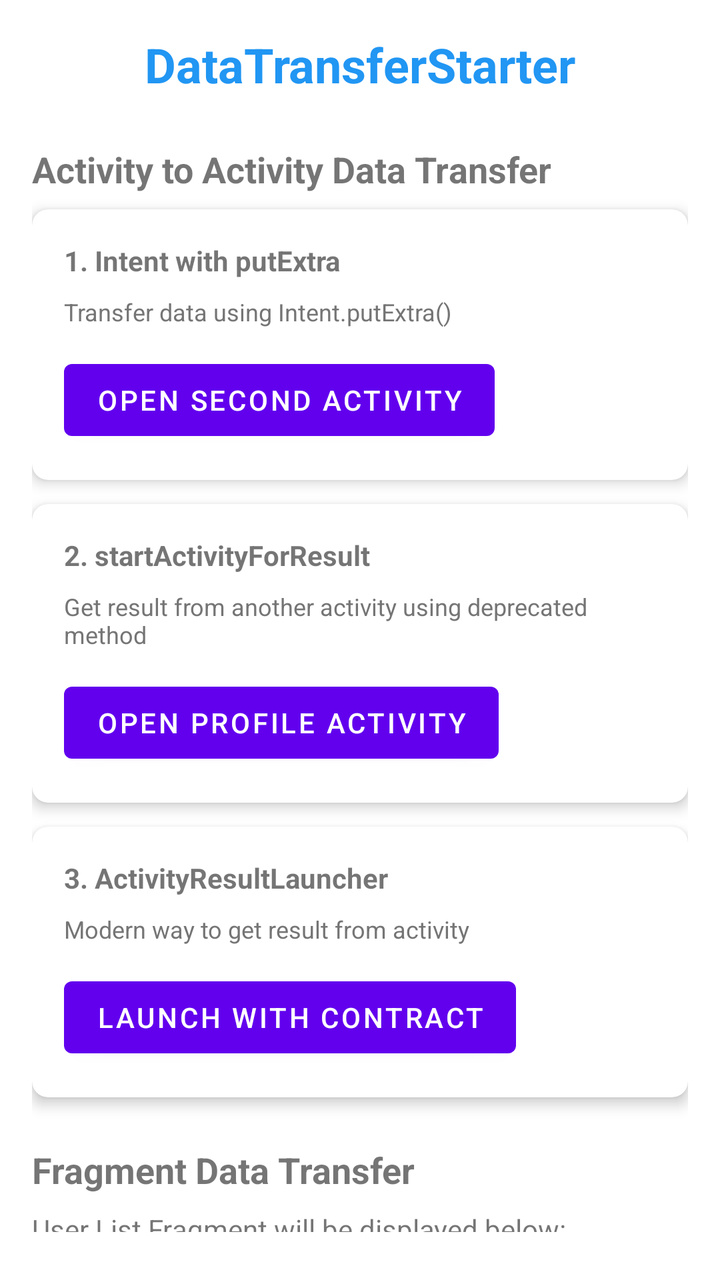
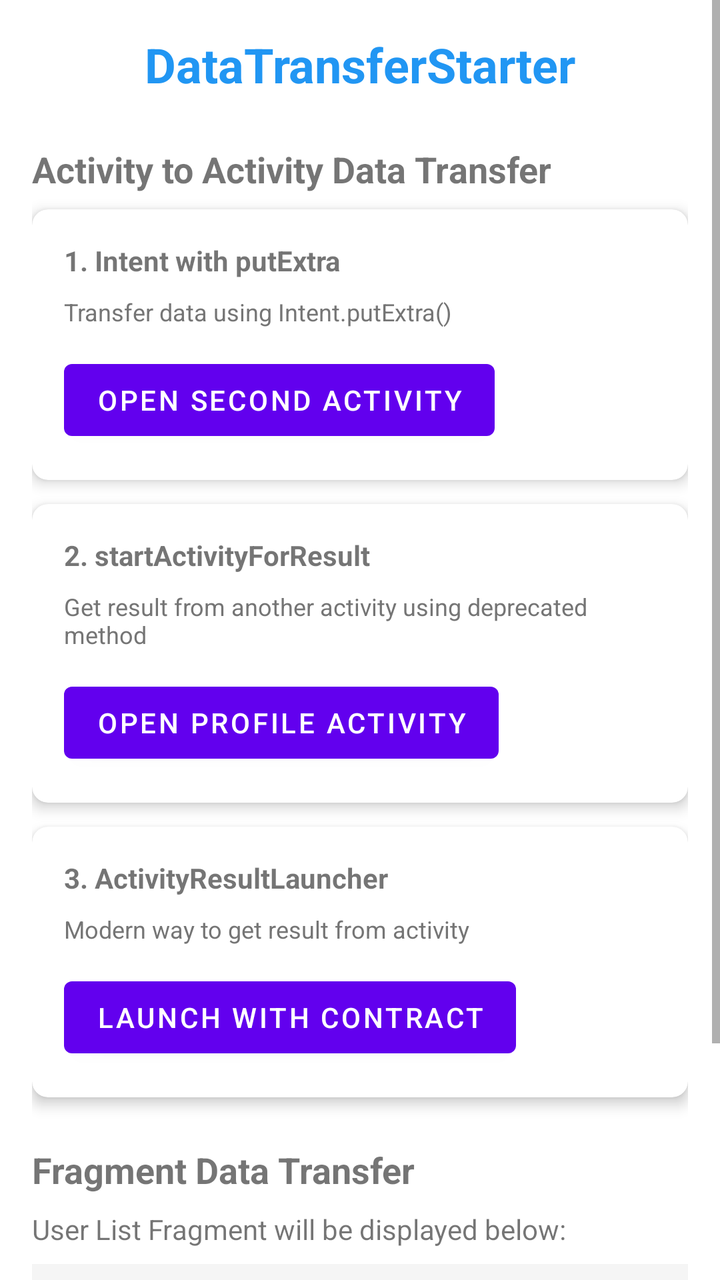

Screens rendered from an Android XML layout before and after an edit, with the pre-edit source and the edit as a unified diff.
<!-- AndroidManifest.xml: application theme Theme.DataTransferStarter -->
<!-- res/layout/activity_main.xml -->
<?xml version="1.0" encoding="utf-8"?>
<LinearLayout xmlns:android="http://schemas.android.com/apk/res/android"
    xmlns:app="http://schemas.android.com/apk/res-auto"
    xmlns:tools="http://schemas.android.com/tools"
    android:layout_width="match_parent"
    android:layout_height="match_parent"
    android:orientation="vertical"
    android:id="@+id/main"
    android:padding="16dp"
    tools:context=".MainActivity">

    
    <TextView
        android:layout_width="match_parent"
        android:layout_height="wrap_content"
        android:text="@string/app_name"
        android:textSize="24sp"
        android:textStyle="bold"
        android:gravity="center"
        android:layout_marginBottom="24dp"
        android:textColor="@color/primary_color" />

    
    <TextView
        android:layout_width="match_parent"
        android:layout_height="wrap_content"
        android:text="Activity to Activity Data Transfer"
        android:textSize="18sp"
        android:textStyle="bold"
        android:layout_marginBottom="8dp" />

    
    <androidx.cardview.widget.CardView
        android:layout_width="match_parent"
        android:layout_height="wrap_content"
        android:layout_marginBottom="12dp"
        app:cardCornerRadius="8dp"
        app:cardElevation="4dp">

        <LinearLayout
            android:layout_width="match_parent"
            android:layout_height="wrap_content"
            android:orientation="vertical"
            android:padding="16dp">

            <TextView
                android:layout_width="match_parent"
                android:layout_height="wrap_content"
                android:text="1. Intent with putExtra"
                android:textStyle="bold"
                android:layout_marginBottom="8dp" />

            <TextView
                android:layout_width="match_parent"
                android:layout_height="wrap_content"
                android:text="Transfer data using Intent.putExtra()"
                android:textSize="12sp"
                android:layout_marginBottom="12dp"
                android:textColor="@color/gray" />

            <Button
                android:id="@+id/btn_go_to_second"
                android:layout_width="wrap_content"
                android:layout_height="wrap_content"
                android:text="Open Second Activity" />

        </LinearLayout>
    </androidx.cardview.widget.CardView>

    
    <androidx.cardview.widget.CardView
        android:layout_width="match_parent"
        android:layout_height="wrap_content"
        android:layout_marginBottom="12dp"
        app:cardCornerRadius="8dp"
        app:cardElevation="4dp">

        <LinearLayout
            android:layout_width="match_parent"
            android:layout_height="wrap_content"
            android:orientation="vertical"
            android:padding="16dp">

            <TextView
                android:layout_width="match_parent"
                android:layout_height="wrap_content"
                android:text="2. startActivityForResult"
                android:textStyle="bold"
                android:layout_marginBottom="8dp" />

            <TextView
                android:layout_width="match_parent"
                android:layout_height="wrap_content"
                android:text="Get result from another activity using deprecated method"
                android:textSize="12sp"
                android:layout_marginBottom="12dp"
                android:textColor="@color/gray" />

            <Button
                android:id="@+id/btn_open_profile"
                android:layout_width="wrap_content"
                android:layout_height="wrap_content"
                android:text="Open Profile Activity" />

        </LinearLayout>
    </androidx.cardview.widget.CardView>

    
    <androidx.cardview.widget.CardView
        android:layout_width="match_parent"
        android:layout_height="wrap_content"
        android:layout_marginBottom="24dp"
        app:cardCornerRadius="8dp"
        app:cardElevation="4dp">

        <LinearLayout
            android:layout_width="match_parent"
            android:layout_height="wrap_content"
            android:orientation="vertical"
            android:padding="16dp">

            <TextView
                android:layout_width="match_parent"
                android:layout_height="wrap_content"
                android:text="3. ActivityResultLauncher"
                android:textStyle="bold"
                android:layout_marginBottom="8dp" />

            <TextView
                android:layout_width="match_parent"
                android:layout_height="wrap_content"
                android:text="Modern way to get result from activity"
                android:textSize="12sp"
                android:layout_marginBottom="12dp"
                android:textColor="@color/gray" />

            <Button
                android:id="@+id/btn_launch_with_contract"
                android:layout_width="wrap_content"
                android:layout_height="wrap_content"
                android:text="Launch with Contract" />

        </LinearLayout>
    </androidx.cardview.widget.CardView>

    
    <TextView
        android:layout_width="match_parent"
        android:layout_height="wrap_content"
        android:text="Fragment Data Transfer"
        android:textSize="18sp"
        android:textStyle="bold"
        android:layout_marginBottom="8dp" />

    <TextView
        android:layout_width="match_parent"
        android:layout_height="wrap_content"
        android:text="User List Fragment will be displayed below:"
        android:textSize="14sp"
        android:layout_marginBottom="8dp" />

    
    <FrameLayout
        android:id="@+id/fragment_container"
        android:layout_width="match_parent"
        android:layout_height="300dp"
        android:background="@color/light_gray"
        android:padding="8dp" />

    
    <androidx.cardview.widget.CardView
        android:layout_width="match_parent"
        android:layout_height="wrap_content"
        android:layout_marginTop="16dp"
        app:cardCornerRadius="8dp"
        app:cardElevation="4dp">

        <LinearLayout
            android:layout_width="match_parent"
            android:layout_height="wrap_content"
            android:orientation="vertical"
            android:padding="16dp">

            <TextView
                android:layout_width="match_parent"
                android:layout_height="wrap_content"
                android:text="Current Received Data"
                android:textStyle="bold"
                android:layout_marginBottom="8dp" />

            <LinearLayout
                android:layout_width="match_parent"
                android:layout_height="wrap_content"
                android:orientation="horizontal">

                <TextView
                    android:layout_width="0dp"
                    android:layout_height="wrap_content"
                    android:layout_weight="1"
                    android:text="From Profile:"
                    android:textStyle="bold" />

                <TextView
                    android:id="@+id/tv_profile_result"
                    android:layout_width="0dp"
                    android:layout_height="wrap_content"
                    android:layout_weight="2"
                    android:text="No data"
                    android:textColor="@color/gray" />

            </LinearLayout>

            <LinearLayout
                android:layout_width="match_parent"
                android:layout_height="wrap_content"
                android:orientation="horizontal"
                android:layout_marginTop="8dp">

                <TextView
                    android:layout_width="0dp"
                    android:layout_height="wrap_content"
                    android:layout_weight="1"
                    android:text="From Contract:"
                    android:textStyle="bold" />

                <TextView
                    android:id="@+id/tv_contract_result"
                    android:layout_width="0dp"
                    android:layout_height="wrap_content"
                    android:layout_weight="2"
                    android:text="No data"
                    android:textColor="@color/gray" />

            </LinearLayout>

        </LinearLayout>
    </androidx.cardview.widget.CardView>

</LinearLayout>
<!-- resources referenced by this layout -->
<resources>
  <color name="gray">#757575</color>
  <color name="light_gray">#F5F5F5</color>
  <color name="primary_color">#2196F3</color>
  <string name="app_name">DataTransferStarter</string>
  <style name="Theme.DataTransferStarter" parent="Theme.MaterialComponents.DayNight.DarkActionBar">
          
          <item name="colorPrimary">@color/purple_500</item>
          <item name="colorPrimaryVariant">@color/purple_700</item>
          <item name="colorOnPrimary">@color/white</item>
          
          <item name="colorSecondary">@color/teal_200</item>
          <item name="colorSecondaryVariant">@color/teal_700</item>
          <item name="colorOnSecondary">@color/black</item>
          
          <item name="android:statusBarColor">?attr/colorPrimaryVariant</item>
          
      </style>
  <color name="purple_500">#FF6200EE</color>
  <color name="purple_700">#FF3700B3</color>
  <color name="white">#FFFFFFFF</color>
  <color name="teal_200">#FF03DAC5</color>
  <color name="teal_700">#FF018786</color>
  <color name="black">#FF000000</color>
</resources>

<!-- the commit's change to res/layout/activity_main.xml (unified diff, before → after) -->
@@ -1,239 +1,246 @@
 <?xml version="1.0" encoding="utf-8"?>
-<LinearLayout xmlns:android="http://schemas.android.com/apk/res/android"
+<ScrollView
+
+    xmlns:android="http://schemas.android.com/apk/res/android"
     xmlns:app="http://schemas.android.com/apk/res-auto"
     xmlns:tools="http://schemas.android.com/tools"
     android:layout_width="match_parent"
     android:layout_height="match_parent"
-    android:orientation="vertical"
-    android:id="@+id/main"
-    android:padding="16dp"
     tools:context=".MainActivity">
-
-    
-    <TextView
+    <LinearLayout
         android:layout_width="match_parent"
-        android:layout_height="wrap_content"
-        android:text="@string/app_name"
-        android:textSize="24sp"
-        android:textStyle="bold"
-        android:gravity="center"
-        android:layout_marginBottom="24dp"
-        android:textColor="@color/primary_color" />
-
-    
-    <TextView
-        android:layout_width="match_parent"
-        android:layout_height="wrap_content"
-        android:text="Activity to Activity Data Transfer"
-        android:textSize="18sp"
-        android:textStyle="bold"
-        android:layout_marginBottom="8dp" />
-
-    
-    <androidx.cardview.widget.CardView
-        android:layout_width="match_parent"
-        android:layout_height="wrap_content"
-        android:layout_marginBottom="12dp"
-        app:cardCornerRadius="8dp"
-        app:cardElevation="4dp">
-
-        <LinearLayout
-            android:layout_width="match_parent"
-            android:layout_height="wrap_content"
-            android:orientation="vertical"
-            android:padding="16dp">
-
-            <TextView
-                android:layout_width="match_parent"
-                android:layout_height="wrap_content"
-                android:text="1. Intent with putExtra"
-                android:textStyle="bold"
-                android:layout_marginBottom="8dp" />
-
-            <TextView
-                android:layout_width="match_parent"
-                android:layout_height="wrap_content"
-                android:text="Transfer data using Intent.putExtra()"
-                android:textSize="12sp"
-                android:layout_marginBottom="12dp"
-                android:textColor="@color/gray" />
-
-            <Button
-                android:id="@+id/btn_go_to_second"
-                android:layout_width="wrap_content"
-                android:layout_height="wrap_content"
-                android:text="Open Second Activity" />
-
-        </LinearLayout>
-    </androidx.cardview.widget.CardView>
-
-    
-    <androidx.cardview.widget.CardView
-        android:layout_width="match_parent"
-        android:layout_height="wrap_content"
-        android:layout_marginBottom="12dp"
-        app:cardCornerRadius="8dp"
-        app:cardElevation="4dp">
-
-        <LinearLayout
-            android:layout_width="match_parent"
-            android:layout_height="wrap_content"
-            android:orientation="vertical"
-            android:padding="16dp">
-
-            <TextView
-                android:layout_width="match_parent"
-                android:layout_height="wrap_content"
-                android:text="2. startActivityForResult"
-                android:textStyle="bold"
-                android:layout_marginBottom="8dp" />
-
-            <TextView
-                android:layout_width="match_parent"
-                android:layout_height="wrap_content"
-                android:text="Get result from another activity using deprecated method"
-                android:textSize="12sp"
-                android:layout_marginBottom="12dp"
-                android:textColor="@color/gray" />
-
-            <Button
-                android:id="@+id/btn_open_profile"
-                android:layout_width="wrap_content"
-                android:layout_height="wrap_content"
-                android:text="Open Profile Activity" />
-
-        </LinearLayout>
-    </androidx.cardview.widget.CardView>
-
-    
-    <androidx.cardview.widget.CardView
-        android:layout_width="match_parent"
-        android:layout_height="wrap_content"
-        android:layout_marginBottom="24dp"
-        app:cardCornerRadius="8dp"
-        app:cardElevation="4dp">
-
-        <LinearLayout
-            android:layout_width="match_parent"
-            android:layout_height="wrap_content"
-            android:orientation="vertical"
-            android:padding="16dp">
-
-            <TextView
-                android:layout_width="match_parent"
-                android:layout_height="wrap_content"
-                android:text="3. ActivityResultLauncher"
-                android:textStyle="bold"
-                android:layout_marginBottom="8dp" />
-
-            <TextView
-                android:layout_width="match_parent"
-                android:layout_height="wrap_content"
-                android:text="Modern way to get result from activity"
-                android:textSize="12sp"
-                android:layout_marginBottom="12dp"
-                android:textColor="@color/gray" />
-
-            <Button
-                android:id="@+id/btn_launch_with_contract"
-                android:layout_width="wrap_content"
-                android:layout_height="wrap_content"
-                android:text="Launch with Contract" />
-
-        </LinearLayout>
-    </androidx.cardview.widget.CardView>
-
-    
-    <TextView
-        android:layout_width="match_parent"
-        android:layout_height="wrap_content"
-        android:text="Fragment Data Transfer"
-        android:textSize="18sp"
-        android:textStyle="bold"
-        android:layout_marginBottom="8dp" />
-
-    <TextView
-        android:layout_width="match_parent"
-        android:layout_height="wrap_content"
-        android:text="User List Fragment will be displayed below:"
-        android:textSize="14sp"
-        android:layout_marginBottom="8dp" />
-
-    
-    <FrameLayout
-        android:id="@+id/fragment_container"
-        android:layout_width="match_parent"
-        android:layout_height="300dp"
-        android:background="@color/light_gray"
-        android:padding="8dp" />
-
-    
-    <androidx.cardview.widget.CardView
-        android:layout_width="match_parent"
-        android:layout_height="wrap_content"
-        android:layout_marginTop="16dp"
-        app:cardCornerRadius="8dp"
-        app:cardElevation="4dp">
-
-        <LinearLayout
-            android:layout_width="match_parent"
-            android:layout_height="wrap_content"
-            android:orientation="vertical"
-            android:padding="16dp">
-
-            <TextView
-                android:layout_width="match_parent"
-                android:layout_height="wrap_content"
-                android:text="Current Received Data"
-                android:textStyle="bold"
-                android:layout_marginBottom="8dp" />
-
-            <LinearLayout
-                android:layout_width="match_parent"
-                android:layout_height="wrap_content"
-                android:orientation="horizontal">
-
-                <TextView
-                    android:layout_width="0dp"
-                    android:layout_height="wrap_content"
-                    android:layout_weight="1"
-                    android:text="From Profile:"
-                    android:textStyle="bold" />
-
-                <TextView
-                    android:id="@+id/tv_profile_result"
-                    android:layout_width="0dp"
-                    android:layout_height="wrap_content"
-                    android:layout_weight="2"
-                    android:text="No data"
+        android:layout_height="match_parent"
+        android:orientation="vertical"
+        android:id="@+id/main"
+        android:padding="16dp"
+        >
+
+        
+        <TextView
+            android:layout_width="match_parent"
+            android:layout_height="wrap_content"
+            android:text="@string/app_name"
+            android:textSize="24sp"
+            android:textStyle="bold"
+            android:gravity="center"
+            android:layout_marginBottom="24dp"
+            android:textColor="@color/primary_color" />
+
+        
+        <TextView
+            android:layout_width="match_parent"
+            android:layout_height="wrap_content"
+            android:text="Activity to Activity Data Transfer"
+            android:textSize="18sp"
+            android:textStyle="bold"
+            android:layout_marginBottom="8dp" />
+
+        
+        <androidx.cardview.widget.CardView
+            android:layout_width="match_parent"
+            android:layout_height="wrap_content"
+            android:layout_marginBottom="12dp"
+            app:cardCornerRadius="8dp"
+            app:cardElevation="4dp">
+
+            <LinearLayout
+                android:layout_width="match_parent"
+                android:layout_height="wrap_content"
+                android:orientation="vertical"
+                android:padding="16dp">
+
+                <TextView
+                    android:layout_width="match_parent"
+                    android:layout_height="wrap_content"
+                    android:text="1. Intent with putExtra"
+                    android:textStyle="bold"
+                    android:layout_marginBottom="8dp" />
+
+                <TextView
+                    android:layout_width="match_parent"
+                    android:layout_height="wrap_content"
+                    android:text="Transfer data using Intent.putExtra()"
+                    android:textSize="12sp"
+                    android:layout_marginBottom="12dp"
                     android:textColor="@color/gray" />
 
-            </LinearLayout>
-
-            <LinearLayout
-                android:layout_width="match_parent"
-                android:layout_height="wrap_content"
-                android:orientation="horizontal"
-                android:layout_marginTop="8dp">
-
-                <TextView
-                    android:layout_width="0dp"
-                    android:layout_height="wrap_content"
-                    android:layout_weight="1"
-                    android:text="From Contract:"
-                    android:textStyle="bold" />
-
-                <TextView
-                    android:id="@+id/tv_contract_result"
-                    android:layout_width="0dp"
-                    android:layout_height="wrap_content"
-                    android:layout_weight="2"
-                    android:text="No data"
+                <Button
+                    android:id="@+id/btn_go_to_second"
+                    android:layout_width="wrap_content"
+                    android:layout_height="wrap_content"
+                    android:text="Open Second Activity" />
+
+            </LinearLayout>
+        </androidx.cardview.widget.CardView>
+
+        
+        <androidx.cardview.widget.CardView
+            android:layout_width="match_parent"
+            android:layout_height="wrap_content"
+            android:layout_marginBottom="12dp"
+            app:cardCornerRadius="8dp"
+            app:cardElevation="4dp">
+
+            <LinearLayout
+                android:layout_width="match_parent"
+                android:layout_height="wrap_content"
+                android:orientation="vertical"
+                android:padding="16dp">
+
+                <TextView
+                    android:layout_width="match_parent"
+                    android:layout_height="wrap_content"
+                    android:text="2. startActivityForResult"
+                    android:textStyle="bold"
+                    android:layout_marginBottom="8dp" />
+
+                <TextView
+                    android:layout_width="match_parent"
+                    android:layout_height="wrap_content"
+                    android:text="Get result from another activity using deprecated method"
+                    android:textSize="12sp"
+                    android:layout_marginBottom="12dp"
                     android:textColor="@color/gray" />
 
-            </LinearLayout>
-
-        </LinearLayout>
-    </androidx.cardview.widget.CardView>
-
-</LinearLayout>
+                <Button
+                    android:id="@+id/btn_open_profile"
+                    android:layout_width="wrap_content"
+                    android:layout_height="wrap_content"
+                    android:text="Open Profile Activity" />
+
+            </LinearLayout>
+        </androidx.cardview.widget.CardView>
+
+        
+        <androidx.cardview.widget.CardView
+            android:layout_width="match_parent"
+            android:layout_height="wrap_content"
+            android:layout_marginBottom="24dp"
+            app:cardCornerRadius="8dp"
+            app:cardElevation="4dp">
+
+            <LinearLayout
+                android:layout_width="match_parent"
+                android:layout_height="wrap_content"
+                android:orientation="vertical"
+                android:padding="16dp">
+
+                <TextView
+                    android:layout_width="match_parent"
+                    android:layout_height="wrap_content"
+                    android:text="3. ActivityResultLauncher"
+                    android:textStyle="bold"
+                    android:layout_marginBottom="8dp" />
+
+                <TextView
+                    android:layout_width="match_parent"
+                    android:layout_height="wrap_content"
+                    android:text="Modern way to get result from activity"
+                    android:textSize="12sp"
+                    android:layout_marginBottom="12dp"
+                    android:textColor="@color/gray" />
+
+                <Button
+                    android:id="@+id/btn_launch_with_contract"
+                    android:layout_width="wrap_content"
+                    android:layout_height="wrap_content"
+                    android:text="Launch with Contract" />
+
+            </LinearLayout>
+        </androidx.cardview.widget.CardView>
+
+        
+        <TextView
+            android:layout_width="match_parent"
+            android:layout_height="wrap_content"
+            android:text="Fragment Data Transfer"
+            android:textSize="18sp"
+            android:textStyle="bold"
+            android:layout_marginBottom="8dp" />
+
+        <TextView
+            android:layout_width="match_parent"
+            android:layout_height="wrap_content"
+            android:text="User List Fragment will be displayed below:"
+            android:textSize="14sp"
+            android:layout_marginBottom="8dp" />
+
+        
+        <FrameLayout
+            android:id="@+id/fragment_container"
+            android:layout_width="match_parent"
+            android:layout_height="wrap_content"
+            android:background="@color/light_gray"
+            android:padding="8dp" />
+
+        
+        <androidx.cardview.widget.CardView
+            android:layout_width="match_parent"
+            android:layout_height="wrap_content"
+            android:layout_marginTop="16dp"
+            app:cardCornerRadius="8dp"
+            app:cardElevation="4dp">
+
+            <LinearLayout
+                android:layout_width="match_parent"
+                android:layout_height="wrap_content"
+                android:orientation="vertical"
+                android:padding="16dp">
+
+                <TextView
+                    android:layout_width="match_parent"
+                    android:layout_height="wrap_content"
+                    android:text="Current Received Data"
+                    android:textStyle="bold"
+                    android:layout_marginBottom="8dp" />
+
+                <LinearLayout
+                    android:layout_width="match_parent"
+                    android:layout_height="wrap_content"
+                    android:orientation="horizontal">
+
+                    <TextView
+                        android:layout_width="0dp"
+                        android:layout_height="wrap_content"
+                        android:layout_weight="1"
+                        android:text="From Profile:"
+                        android:textStyle="bold" />
+
+                    <TextView
+                        android:id="@+id/tv_profile_result"
+                        android:layout_width="0dp"
+                        android:layout_height="wrap_content"
+                        android:layout_weight="2"
+                        android:text="No data"
+                        android:textColor="@color/gray" />
+
+                </LinearLayout>
+
+                <LinearLayout
+                    android:layout_width="match_parent"
+                    android:layout_height="wrap_content"
+                    android:orientation="horizontal"
+                    android:layout_marginTop="8dp">
+
+                    <TextView
+                        android:layout_width="0dp"
+                        android:layout_height="wrap_content"
+                        android:layout_weight="1"
+                        android:text="From Contract:"
+                        android:textStyle="bold" />
+
+                    <TextView
+                        android:id="@+id/tv_contract_result"
+                        android:layout_width="0dp"
+                        android:layout_height="wrap_content"
+                        android:layout_weight="2"
+                        android:text="No data"
+                        android:textColor="@color/gray" />
+
+                </LinearLayout>
+
+            </LinearLayout>
+        </androidx.cardview.widget.CardView>
+
+    </LinearLayout>
+</ScrollView>
<!-- resource entries referenced after the edit -->
@@ -4,7 +4,7 @@
   <color name="light_gray">#F5F5F5</color>
   <color name="primary_color">#2196F3</color>
   <string name="app_name">DataTransferStarter</string>
-  <style name="Theme.DataTransferStarter" parent="Theme.MaterialComponents.DayNight.DarkActionBar">
+  <style name="Theme.DataTransferStarter" parent="Theme.MaterialComponents.DayNight.NoActionBar">
           
           <item name="colorPrimary">@color/purple_500</item>
           <item name="colorPrimaryVariant">@color/purple_700</item>
